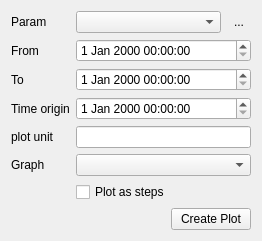
Old version of the form ui/InstrumentLoggerQueryUi.ui in the repository MonroeQuantumNetworks/IonControl.
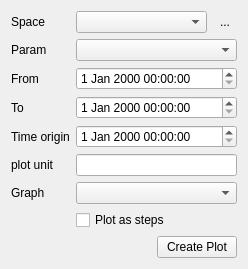
New version of the form. Icons and pictures are not drawn.

Commit message: add space parameter to Instrument logging

Patch:
```diff
--- a/ui/InstrumentLoggerQueryUi.ui
+++ b/ui/InstrumentLoggerQueryUi.ui
@@ -14,19 +14,105 @@
    <string>Form</string>
   </property>
   <layout class="QGridLayout" name="gridLayout">
-   <item row="0" column="0">
+   <item row="8" column="2" colspan="2">
+    <widget class="QPushButton" name="pushButtonCreatePlot">
+     <property name="text">
+      <string>Create Plot</string>
+     </property>
+    </widget>
+   </item>
+   <item row="8" column="1">
+    <spacer name="horizontalSpacer">
+     <property name="orientation">
+      <enum>Qt::Horizontal</enum>
+     </property>
+     <property name="sizeHint" stdset="0">
+      <size>
+       <width>69</width>
+       <height>17</height>
+      </size>
+     </property>
+    </spacer>
+   </item>
+   <item row="6" column="1" colspan="3">
+    <widget class="QComboBox" name="comboBoxPlotName"/>
+   </item>
+   <item row="6" column="0">
+    <widget class="QLabel" name="label_4">
+     <property name="text">
+      <string>Graph</string>
+     </property>
+    </widget>
+   </item>
+   <item row="5" column="1" colspan="3">
+    <widget class="QLineEdit" name="lineEditPlotUnit"/>
+   </item>
+   <item row="5" column="0">
+    <widget class="QLabel" name="label_5">
+     <property name="text">
+      <string>plot unit</string>
+     </property>
+    </widget>
+   </item>
+   <item row="9" column="2">
+    <spacer name="verticalSpacer">
+     <property name="orientation">
+      <enum>Qt::Vertical</enum>
+     </property>
+     <property name="sizeHint" stdset="0">
+      <size>
+       <width>20</width>
+       <height>13</height>
+      </size>
+     </property>
+    </spacer>
+   </item>
+   <item row="7" column="1" colspan="2">
+    <widget class="QCheckBox" name="checkBoxSteps">
+     <property name="text">
+      <string>Plot as steps</string>
+     </property>
+    </widget>
+   </item>
+   <item row="1" column="0">
     <widget class="QLabel" name="label">
      <property name="text">
       <string>Param</string>
      </property>
     </widget>
    </item>
+   <item row="2" column="0">
+    <widget class="QLabel" name="label_2">
+     <property name="text">
+      <string>From</string>
+     </property>
+    </widget>
+   </item>
+   <item row="2" column="1" colspan="3">
+    <widget class="QDateTimeEdit" name="dateTimeEditFrom"/>
+   </item>
+   <item row="3" column="0">
+    <widget class="QLabel" name="label_3">
+     <property name="text">
+      <string>To</string>
+     </property>
+    </widget>
+   </item>
+   <item row="3" column="1" colspan="3">
+    <widget class="QDateTimeEdit" name="dateTimeEditTo"/>
+   </item>
+   <item row="4" column="0">
+    <widget class="QLabel" name="label_6">
+     <property name="text">
+      <string>Time origin</string>
+     </property>
+    </widget>
+   </item>
+   <item row="4" column="1" colspan="3">
+    <widget class="QDateTimeEdit" name="dateTimeEditOrigin"/>
+   </item>
    <item row="0" column="1" colspan="2">
-    <widget class="QComboBox" name="comboBoxParam">
-     <property name="maxVisibleItems">
-      <number>1000</number>
-     </property>
-    </widget>
+    <widget class="QComboBox" name="comboBoxSpace"/>
    </item>
    <item row="0" column="3">
     <widget class="QToolButton" name="toolButtonRefresh">
@@ -42,93 +128,17 @@
      </property>
     </widget>
    </item>
-   <item row="1" column="0">
-    <widget class="QLabel" name="label_2">
-     <property name="text">
-      <string>From</string>
-     </property>
-    </widget>
-   </item>
    <item row="1" column="1" colspan="3">
-    <widget class="QDateTimeEdit" name="dateTimeEditFrom"/>
-   </item>
-   <item row="2" column="0">
-    <widget class="QLabel" name="label_3">
-     <property name="text">
-      <string>To</string>
+    <widget class="QComboBox" name="comboBoxParam">
+     <property name="maxVisibleItems">
+      <number>1000</number>
      </property>
     </widget>
    </item>
-   <item row="2" column="1" colspan="3">
-    <widget class="QDateTimeEdit" name="dateTimeEditTo"/>
-   </item>
-   <item row="3" column="0">
-    <widget class="QLabel" name="label_6">
+   <item row="0" column="0">
+    <widget class="QLabel" name="label_7">
      <property name="text">
-      <string>Time origin</string>
-     </property>
-    </widget>
-   </item>
-   <item row="3" column="1" colspan="3">
-    <widget class="QDateTimeEdit" name="dateTimeEditOrigin"/>
-   </item>
-   <item row="4" column="0">
-    <widget class="QLabel" name="label_5">
-     <property name="text">
-      <string>plot unit</string>
-     </property>
-    </widget>
-   </item>
-   <item row="4" column="1" colspan="3">
-    <widget class="QLineEdit" name="lineEditPlotUnit"/>
-   </item>
-   <item row="5" column="0">
-    <widget class="QLabel" name="label_4">
-     <property name="text">
-      <string>Graph</string>
-     </property>
-    </widget>
-   </item>
-   <item row="5" column="1" colspan="3">
-    <widget class="QComboBox" name="comboBoxPlotName"/>
-   </item>
-   <item row="7" column="1">
-    <spacer name="horizontalSpacer">
-     <property name="orientation">
-      <enum>Qt::Horizontal</enum>
-     </property>
-     <property name="sizeHint" stdset="0">
-      <size>
-       <width>69</width>
-       <height>17</height>
-      </size>
-     </property>
-    </spacer>
-   </item>
-   <item row="7" column="2" colspan="2">
-    <widget class="QPushButton" name="pushButtonCreatePlot">
-     <property name="text">
-      <string>Create Plot</string>
-     </property>
-    </widget>
-   </item>
-   <item row="8" column="2">
-    <spacer name="verticalSpacer">
-     <property name="orientation">
-      <enum>Qt::Vertical</enum>
-     </property>
-     <property name="sizeHint" stdset="0">
-      <size>
-       <width>20</width>
-       <height>13</height>
-      </size>
-     </property>
-    </spacer>
-   </item>
-   <item row="6" column="1" colspan="2">
-    <widget class="QCheckBox" name="checkBoxSteps">
-     <property name="text">
-      <string>Plot as steps</string>
+      <string>Space</string>
      </property>
     </widget>
    </item>
```
The commit also changes 7 other files.
